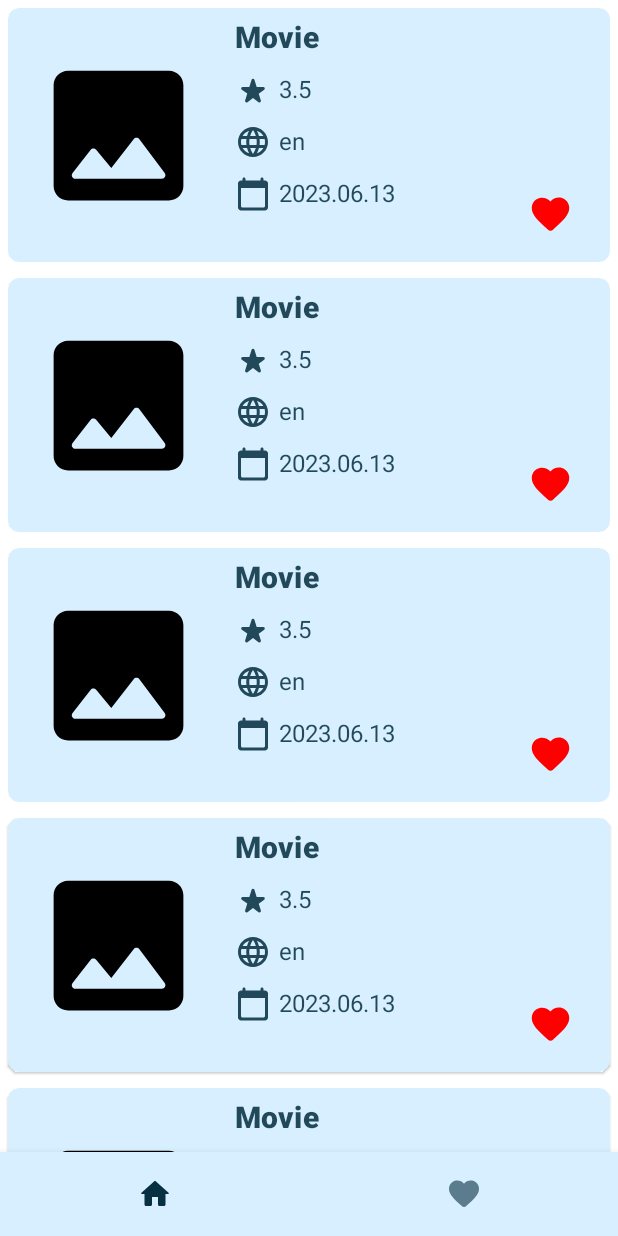
After one commit to pbblerico/MovieAppCompose, an Android app built with Jetpack Compose: the MainScreen screen opened through its navigation route, on a phone screen of 412 x 824 dp. The commit adds this screen. Run offline under Robolectric (Android 15) with nearby library versions, the phone set to English and light mode, and no system bars.

Commit message:
Navigation update

```diff
--- a/app/src/main/java/com/example/movieappcompose/Authorization.kt
+++ b/app/src/main/java/com/example/movieappcompose/Authorization.kt
@@ -1,104 +1,191 @@
 package com.example.movieappcompose
 
 import androidx.compose.foundation.BorderStroke
+import androidx.compose.foundation.background
 import androidx.compose.foundation.border
-import androidx.compose.foundation.layout.Column
-import androidx.compose.foundation.layout.fillMaxWidth
-import androidx.compose.foundation.layout.padding
+import androidx.compose.foundation.layout.*
 import androidx.compose.foundation.shape.RoundedCornerShape
+import androidx.compose.foundation.text.KeyboardActions
+import androidx.compose.foundation.text.KeyboardOptions
 import androidx.compose.material.*
 import androidx.compose.material.icons.Icons
+import androidx.compose.material.icons.filled.Error
 import androidx.compose.material.icons.filled.Visibility
 import androidx.compose.material.icons.filled.VisibilityOff
 import androidx.compose.material.icons.rounded.Cancel
 import androidx.compose.material.icons.rounded.Email
+import androidx.compose.material.icons.rounded.Lock
 import androidx.compose.material.icons.rounded.Password
 import androidx.compose.runtime.*
 import androidx.compose.runtime.saveable.rememberSaveable
+import androidx.compose.ui.Alignment
 import androidx.compose.ui.Modifier
 import androidx.compose.ui.graphics.Brush
+import androidx.compose.ui.graphics.Color
 import androidx.compose.ui.graphics.vector.ImageVector
+import androidx.compose.ui.modifier.modifierLocalConsumer
+import androidx.compose.ui.text.input.ImeAction
+import androidx.compose.ui.text.input.PasswordVisualTransformation
+import androidx.compose.ui.text.input.VisualTransformation
 import androidx.compose.ui.tooling.preview.Preview
 import androidx.compose.ui.unit.dp
+import com.example.movieappcompose.composables.CustomTextField
 import com.example.movieappcompose.ui.theme.Teal200
 import com.example.movieappcompose.ui.theme.base
 import com.example.movieappcompose.ui.theme.dark
 
-@Composable
-fun InputFields(label: String = "", initialText: String = "", imageVector: ImageVector = Icons.Rounded.Password) {
-    var text by remember {
-        mutableStateOf(initialText)
-    }
-
-    TextField(
-        value = text,
-        onValueChange = {text = it},
-        label = {Text(text = label)},
-        singleLine = true,
-        leadingIcon = {Icon(imageVector = imageVector, "", tint = base)},
-        modifier = Modifier
-            .padding(5.dp)
-            .border(
-                BorderStroke(
-                    width = 4.dp,
-                    brush = Brush.horizontalGradient(listOf(Teal200, base))
-                ), shape = RoundedCornerShape(8.dp)
-            )
-            .fillMaxWidth(),
-        trailingIcon = {
-            IconButton(onClick = {text = "" }) {
-                Icon(imageVector = Icons.Rounded.Cancel, "delete", tint = dark)
-            }
-        },
-    )
-}
+//@Composable
+//fun InputFields(label: String = "", imageVector: ImageVector = Icons.Rounded.Password) {
+//    var text by remember {
+//        mutableStateOf("")
+//    }
+//
+//    TextField(
+//        value = text,
+//        onValueChange = { text = it },
+//        label = { Text(text = label) },
+//        singleLine = true,
+//        leadingIcon = { Icon(imageVector = imageVector, "", tint = base) },
+//        modifier = Modifier
+//            .padding(5.dp)
+//            .border(
+//                BorderStroke(
+//                    width = 4.dp,
+//                    brush = Brush.horizontalGradient(listOf(Teal200, base))
+//                ), shape = RoundedCornerShape(8.dp)
+//            )
+//            .fillMaxWidth(),
+//        trailingIcon = {
+//            IconButton(onClick = { text = "" }) {
+//                Icon(imageVector = Icons.Rounded.Cancel, "delete", tint = dark)
+//            }
+//        },
+//    )
+//}
+//
+//@Composable
+//fun PasswordField() {
+//    var showPassword by rememberSaveable { mutableStateOf(false) }
+//    var password by rememberSaveable { mutableStateOf("") }
+//
+//    TextField(
+//        value = password,
+//        onValueChange = { password = it },
+//        label = { Text(text = "Password") },
+//        singleLine = true,
+//        leadingIcon = { Icon(imageVector = Icons.Rounded.Password, "", tint = base) },
+//        modifier = Modifier
+//            .padding(5.dp)
+//            .border(
+//                BorderStroke(
+//                    width = 4.dp,
+//                    brush = Brush.horizontalGradient(listOf(Teal200, base))
+//                ), shape = RoundedCornerShape(8.dp)
+//            )
+//            .fillMaxWidth(),
+//        visualTransformation = if (showPassword) {
+//            VisualTransformation.None
+//        } else {
+//            PasswordVisualTransformation()
+//        },
+//        trailingIcon = {
+//            val icon = if (showPassword) Icons.Filled.Visibility else Icons.Filled.VisibilityOff
+//            IconButton(onClick = { showPassword = !showPassword }) {
+//                Icon(imageVector = icon, "", tint = dark)
+//            }
+//        },
+//    )
+//}
 
 @Composable
-fun PasswordField() {
-    var showPassword by rememberSaveable { mutableStateOf(false) }
-    var password by rememberSaveable { mutableStateOf("") }
+fun AuthForm() {
+    Column(
+        modifier = Modifier
+            .padding(horizontal = 8.dp)
+            .imePadding()
+    ) {
+        var email by rememberSaveable { mutableStateOf("") }
+        var password by rememberSaveable { mutableStateOf("") }
 
-    TextField(
-        value = password,
-        onValueChange = {password = it},
-        label = {Text(text = "Password")},
-        singleLine = true,
-        leadingIcon = {Icon(imageVector = Icons.Rounded.Password, "", tint = base)},
-        modifier = Modifier
-            .padding(5.dp)
-            .border(
-                BorderStroke(
-                    width = 4.dp,
-                    brush = Brush.horizontalGradient(listOf(Teal200, base))
-                ), shape = RoundedCornerShape(8.dp)
+        CustomTextField(
+            value = email,
+            onValueChange = { email = it },
+            label = "Email",
+            leadingIconImageVector = Icons.Rounded.Email,
+            keyboardOptions = KeyboardOptions(
+                imeAction = ImeAction.Next
             )
-            .fillMaxWidth(),
-        trailingIcon = {
-            val icon = if (showPassword) Icons.Filled.Visibility else Icons.Filled.VisibilityOff
-            IconButton(onClick = {showPassword != showPassword}) {
-                Icon(imageVector = icon, "", tint = dark)
-            }
-        },
-    )
-}
-
-@Composable
-fun Login() {
-    Column(
-        modifier = Modifier.padding(horizontal = 8.dp)
-    ) {
-        InputFields("Email", "example@mail.ru", Icons.Rounded.Email)
-        InputFields("Password", "", Icons.Rounded.Password)
+        )
+        CustomTextField(
+            value = password,
+            onValueChange = { password = it},
+            label = "Password",
+            leadingIconImageVector = Icons.Rounded.Lock,
+            keyboardOptions = KeyboardOptions(
+                imeAction = ImeAction.Done
+            )
+        )
     }
 }
 
 @Composable
-fun SignUp() {
+fun AuthPage(isLogin: Boolean, login: () -> Unit, signUp: () -> Unit) {
+    Column (
+        modifier = Modifier
+            .fillMaxSize()
+            .padding(horizontal = 25.dp)
+            .padding(vertical = 180.dp)
+            .background(
+                brush = Brush.horizontalGradient(listOf(Teal200, base)),
+                shape = RoundedCornerShape(16.dp)
+            )
+            .border(
+                BorderStroke(
+                    width = 2.dp,
+                    color = Color.Black
+                ),
+                shape = RoundedCornerShape(16.dp)
+            ),
+        horizontalAlignment = Alignment.CenterHorizontally,
+        verticalArrangement = Arrangement.Center
+            ) {
+            Text(text = if (isLogin) "Log In" else "Sign Up", style = MaterialTheme.typography.h3, modifier = Modifier.padding(bottom = 30.dp))
+            AuthForm()
+            CustomAuthButton(
+                text = if (isLogin) "Log In" else "Sign Up",
+                action = if(isLogin) login else signUp
+            )
+            CustomAuthButton(
+                text = if (!isLogin) "Log In" else "Sign Up",
+                action = if(!isLogin) login else signUp
+            )
+    }
+}
 
+@Composable
+fun CustomAuthButton(text: String, action: () -> Unit) {
+    Button(
+        onClick = { action.invoke() },
+        modifier = Modifier
+            .fillMaxWidth(0.9f)
+            .padding(vertical = 8.dp)
+    ){
+        Text(text)
+    }
+}
+
+@Composable
+fun LoginPage(login: () -> Unit, signUp: () -> Unit) {
+    AuthPage(isLogin = true, login, signUp)
+}
+
+@Composable
+fun SignUpPage(login: () -> Unit, signUp: () -> Unit) {
+    AuthPage(isLogin = false, login, signUp)
 }
 
 @Preview(showBackground = true)
 @Composable
 fun Preview() {
-    Login()
+    SignUpPage({}, {})
 }
--- a/app/src/main/java/com/example/movieappcompose/MainActivity.kt
+++ b/app/src/main/java/com/example/movieappcompose/MainActivity.kt
@@ -22,6 +22,8 @@ import androidx.compose.ui.res.stringResource
 import androidx.compose.ui.text.font.FontWeight
 import androidx.compose.ui.tooling.preview.Preview
 import androidx.compose.ui.unit.dp
+import androidx.navigation.compose.rememberNavController
+import com.example.movieappcompose.graphs.RootNavGraph
 import com.example.movieappcompose.ui.theme.MovieAppComposeTheme
 
 class MainActivity : ComponentActivity() {
@@ -31,8 +33,10 @@ class MainActivity : ComponentActivity() {
             MovieAppComposeTheme {
 //                MyApp(modifier = Modifier.fillMaxSize())
 //                MovieList()
-                Login()
-
+//                LoginPage()
+                val navController = rememberNavController()
+//                Navigation(navController)
+                RootNavGraph(navController = navController)
             }
 
         }
--- /dev/null
+++ b/app/src/main/java/com/example/movieappcompose/MainBottomNavigation.kt
@@ -0,0 +1,30 @@
+package com.example.movieappcompose
+
+import androidx.compose.material.BottomNavigation
+import androidx.compose.material.BottomNavigationItem
+import androidx.compose.material.Icon
+import androidx.compose.material.Text
+import androidx.compose.runtime.Composable
+import androidx.compose.runtime.getValue
+import androidx.navigation.NavDestination.Companion.hierarchy
+import androidx.navigation.NavHostController
+import androidx.navigation.compose.currentBackStackEntryAsState
+
+@Composable
+fun MainBottomBarNav(
+    navController: NavHostController,
+    items: List<BottomBarScreen>
+) {
+    val navBackStackEntry by navController.currentBackStackEntryAsState()
+    val currentDestination = navBackStackEntry?.destination
+
+    BottomNavigation {
+        items.forEach { screen ->
+            BottomNavigationItem(
+                icon = { Icon(screen.icon, "")},
+                selected = currentDestination?.hierarchy?.any {
+                    it.route == screen.route } == true,
+                onClick = { navController.navigate(screen.route) })
+        }
+    }
+}
--- a/app/src/main/java/com/example/movieappcompose/Movie.kt
+++ b/app/src/main/java/com/example/movieappcompose/MovieList.kt
@@ -1,6 +1,7 @@
 package com.example.movieappcompose
 
 import androidx.compose.foundation.Image
+import androidx.compose.foundation.clickable
 import androidx.compose.foundation.layout.*
 import androidx.compose.foundation.lazy.LazyColumn
 import androidx.compose.foundation.lazy.items
@@ -21,26 +22,40 @@ import com.example.movieappcompose.models.Movie
 @Composable
 @Preview(showBackground = true)
 fun MoviePreview() {
-    MovieList()
+//    MovieList()
 }
 
+@Composable
+fun MainMovieList(onClick: (id: String) -> Unit) {
+    MovieList(onClick = onClick, isFavouriteList = false)
+}
 
 @Composable
-fun MovieList(movies: List<Movie> = List(100) {Movie()}) {
+fun FavouriteMovieList(onClick: (id: String) -> Unit) {
+    MovieList(onClick = onClick, isFavouriteList = true)
+}
+
+@Composable
+fun MovieList(
+    movies: List<Movie> = List(100) {Movie()},
+    onClick: (id: String) -> Unit,
+    isFavouriteList: Boolean
+) {
     LazyColumn{
         items(items = movies) {movie ->
-            Movie(movie)
+            MovieCard(movie, onClick, isFavouriteList)
         }
     }
 }
 
 @Composable
-fun Movie(movie: Movie) {
+fun MovieCard(movie: Movie, onClick: (id: String) -> Unit, isFavouriteList: Boolean) {
     Card(
         modifier = Modifier
             .fillMaxWidth()
             .height(180.dp)
-            .padding(5.dp),
+            .padding(5.dp)
+            .clickable { onClick.invoke(movie.title) },
         shape = RoundedCornerShape(8.dp),
         backgroundColor = MaterialTheme.colors.primary
             ) {
@@ -56,14 +71,13 @@ fun Movie(movie: Movie) {
                     .height(160.dp)
             )
             Spacer(modifier = Modifier.width(20.dp))
-            MovieInfo(movie = movie, false)
-
+            MovieCardInfo(movie = movie, isFavouriteList, onClick)
         }
     }
 }
 
 @Composable
-fun MovieInfo(movie: Movie, boolean: Boolean) {
+fun MovieCardInfo(movie: Movie, isFavouriteList: Boolean, onClick: (id: String) -> Unit) {
     Column(
         modifier = Modifier.fillMaxSize()
     ){
@@ -81,16 +95,16 @@ fun MovieInfo(movie: Movie, boolean: Boolean) {
             horizontalArrangement = Arrangement.SpaceBetween
         ) {
             Column {
-                iconAndText(imageVector = Icons.Rounded.StarRate, text = movie.rating.toString())
-                iconAndText(imageVector = Icons.Rounded.Language, text = movie.language)
-                iconAndText(imageVector = Icons.Rounded.CalendarToday, text = movie.dateRelease)
+                CustomIconText(imageVector = Icons.Rounded.StarRate, text = movie.rating.toString())
+                CustomIconText(imageVector = Icons.Rounded.Language, text = movie.language)
+                CustomIconText(imageVector = Icons.Rounded.CalendarToday, text = movie.dateRelease)
             }
             IconButton(
-                onClick = { /*TODO*/ },
+                onClick = { onClick.invoke(movie.title) },
                 modifier = Modifier.align(Alignment.Bottom)
             ) {
                 Icon(
-                    imageVector = if (boolean) Icons.Rounded.Favorite else Icons.Rounded.Delete,
+                    imageVector = if (isFavouriteList) Icons.Rounded.Delete else Icons.Rounded.Favorite,
                     contentDescription = "",
                     modifier = Modifier.size(30.dp),
                     tint = Color.Red
@@ -100,8 +114,9 @@ fun MovieInfo(movie: Movie, boolean: Boolean) {
     }
 }
 
+
 @Composable
-fun iconAndText(imageVector: ImageVector, text: String) {
+fun CustomIconText(imageVector: ImageVector, text: String) {
     Row(
         verticalAlignment = Alignment.CenterVertically,
         modifier = Modifier.padding(vertical = 5.dp)
--- /dev/null
+++ b/app/src/main/java/com/example/movieappcompose/composables/CustomElements.kt
@@ -0,0 +1,100 @@
+package com.example.movieappcompose.composables
+
+import androidx.compose.foundation.BorderStroke
+import androidx.compose.foundation.border
+import androidx.compose.foundation.layout.*
+import androidx.compose.foundation.shape.RoundedCornerShape
+import androidx.compose.foundation.text.KeyboardActions
+import androidx.compose.foundation.text.KeyboardOptions
+import androidx.compose.material.*
+import androidx.compose.material.icons.Icons
+import androidx.compose.material.icons.filled.Error
+import androidx.compose.material.icons.filled.Visibility
+import androidx.compose.material.icons.filled.VisibilityOff
+import androidx.compose.runtime.Composable
+import androidx.compose.ui.Alignment
+import androidx.compose.ui.Modifier
+import androidx.compose.ui.graphics.Brush
+import androidx.compose.ui.graphics.vector.ImageVector
+import androidx.compose.ui.text.input.PasswordVisualTransformation
+import androidx.compose.ui.text.input.VisualTransformation
+import androidx.compose.ui.unit.dp
+import com.example.movieappcompose.ui.theme.Teal200
+import com.example.movieappcompose.ui.theme.base
+
+@Composable
+fun CustomTextField(
+    value: String,
+    onValueChange: (String) -> Unit,
+    label: String = "",
+    leadingIconImageVector: ImageVector,
+    leadingIconDescription: String = "",
+    isPassword: Boolean = false,
+    isPasswordVisible: Boolean = false,
+    onVisibilityChange: (Boolean) -> Unit = {},
+    keyboardOptions: KeyboardOptions = KeyboardOptions.Default,
+    keyboardActions: KeyboardActions = KeyboardActions.Default,
+    showError: Boolean = false,
+    errorMessage: String = ""
+) {
+    Column(
+        modifier = Modifier.fillMaxWidth(),
+        horizontalAlignment = Alignment.CenterHorizontally,
+        verticalArrangement = Arrangement.Center
+    ) {
+        TextField(
+            value = value,
+            onValueChange = { onValueChange(it) },
+            label = { Text(label) },
+            modifier = Modifier
+                .fillMaxWidth()
+                .padding(bottom = 10.dp)
+                .border(
+                    BorderStroke(
+                        width = 4.dp,
+                        brush = Brush.horizontalGradient(listOf(Teal200, base))
+                    ), shape = RoundedCornerShape(8.dp)
+                ),
+            leadingIcon = {
+                Icon(
+                    imageVector = leadingIconImageVector,
+                    contentDescription = leadingIconDescription,
+                    tint = if (showError) MaterialTheme.colors.error else MaterialTheme.colors.onSurface
+                )
+            },
+            isError = showError,
+            trailingIcon = {
+                if (showError && !isPassword) Icon(
+                    imageVector = Icons.Filled.Error,
+                    contentDescription = "Show error icon"
+                )
+                else if (isPassword) {
+                    IconButton(onClick = { onVisibilityChange(!isPassword) }) {
+                        Icon(
+                            imageVector = if (isPasswordVisible) Icons.Default.Visibility else Icons.Default.VisibilityOff,
+                            contentDescription = "Toggle password visibility"
+                        )
+                    }
+                }
+            },
+            visualTransformation = when {
+                isPassword && !isPasswordVisible -> PasswordVisualTransformation()
+                else -> VisualTransformation.None
+            },
+            keyboardOptions = keyboardOptions,
+            keyboardActions = keyboardActions,
+            singleLine = true
+        )
+        if (showError) {
+            Text(
+                text = errorMessage,
+                color = MaterialTheme.colors.error,
+                style = MaterialTheme.typography.caption,
+                modifier = Modifier
+                    .padding(start = 8.dp)
+                    .offset(y = (-8).dp)
+                    .fillMaxWidth(0.9f)
+            )
+        }
+    }
+}
--- /dev/null
+++ b/app/src/main/java/com/example/movieappcompose/graphs/AuthNavGraph.kt
@@ -0,0 +1,30 @@
+package com.example.movieappcompose.graphs
+
+import androidx.compose.runtime.Composable
+import androidx.navigation.NavGraphBuilder
+import androidx.navigation.NavHostController
+import androidx.navigation.compose.composable
+import androidx.navigation.navigation
+import com.example.movieappcompose.LoginPage
+import com.example.movieappcompose.Screen
+import com.example.movieappcompose.SignUpPage
+
+fun NavGraphBuilder.authNavGraph(navController: NavHostController) {
+    navigation(
+        route = Screen.AuthScreen.route,
+        startDestination = Screen.AuthScreen.LoginScreen.route
+    ) {
+        composable(route = Screen.AuthScreen.LoginScreen.route) {
+            LoginPage(
+                login = { navController.navigate(Screen.MainScreen.route) },
+                signUp = { navController.navigate(Screen.AuthScreen.SignUpScreen.route)}
+            )
+        }
+        composable(route = Screen.AuthScreen.SignUpScreen.route) {
+            SignUpPage(
+                login = { navController.navigate(Screen.AuthScreen.LoginScreen.route)},
+                signUp = { navController.navigate(Screen.AuthScreen.LoginScreen.route)}
+            )
+        }
+    }
+}
--- /dev/null
+++ b/app/src/main/java/com/example/movieappcompose/graphs/MainNavGraph.kt
@@ -0,0 +1,27 @@
+package com.example.movieappcompose.graphs
+
+import androidx.compose.runtime.Composable
+import androidx.navigation.NavHostController
+import androidx.navigation.compose.NavHost
+import androidx.navigation.compose.composable
+import com.example.movieappcompose.*
+import com.example.movieappcompose.models.Movie
+
+@Composable
+fun MainNavGraph(navController: NavHostController) {
+    NavHost(
+        navController = navController,
+        route = Screen.MainScreen.route,
+        startDestination = Screen.MainScreen.MovieListScreen.route
+    ) {
+        composable(route = Screen.MainScreen.MovieListScreen.route) {
+            MainMovieList(onClick = {navController.navigate(Screen.MainScreen.MovieDetailScreen.route)})
+        }
+        composable(route = Screen.MainScreen.MovieDetailScreen.route) {
+            MovieDetail(movie = Movie())
+        }
+        composable(route = Screen.MainScreen.MovieFavouriteListScreen.route) {
+            FavouriteMovieList(onClick =  {navController.navigate(Screen.MainScreen.MovieDetailScreen.route)})
+        }
+    }
+}
--- /dev/null
+++ b/app/src/main/java/com/example/movieappcompose/graphs/RootNavGraph.kt
@@ -0,0 +1,21 @@
+package com.example.movieappcompose.graphs
+
+import androidx.compose.runtime.Composable
+import androidx.navigation.NavHostController
+import androidx.navigation.compose.NavHost
+import androidx.navigation.compose.composable
+import com.example.movieappcompose.Screen
+import com.example.movieappcompose.screens.MainScreen
+
+@Composable
+fun RootNavGraph(navController: NavHostController) {
+    NavHost(
+        navController = navController,
+        startDestination = Screen.AuthScreen.route
+    ) {
+        authNavGraph(navController = navController)
+        composable(route = Screen.MainScreen.route) {
+            MainScreen()
+        }
+    }
+}
--- /dev/null
+++ b/app/src/main/java/com/example/movieappcompose/screens/MainScreen.kt
@@ -0,0 +1,29 @@
+package com.example.movieappcompose.screens
+
+import androidx.compose.foundation.layout.Column
+import androidx.compose.foundation.layout.padding
+import androidx.compose.material.Scaffold
+import androidx.compose.runtime.Composable
+import androidx.compose.ui.Modifier
+import androidx.navigation.compose.rememberNavController
+import com.example.movieappcompose.BottomBarScreen
+import com.example.movieappcompose.MainBottomBarNav
+import com.example.movieappcompose.graphs.MainNavGraph
+
+@Composable
+fun MainScreen() {
+    val navController = rememberNavController()
+
+    val bottomNavItems = listOf(
+        BottomBarScreen.Home,
+        BottomBarScreen.Favourite
+    )
+
+    Scaffold(
+        bottomBar = { MainBottomBarNav(navController = navController, items = bottomNavItems)},
+    ) {
+        Column(modifier = Modifier.padding(it)) {
+            MainNavGraph(navController = navController)
+        }
+    }
+}
--- a/build.gradle
+++ b/build.gradle
@@ -1,6 +1,9 @@
 buildscript {
     ext {
         compose_ui_version = '1.2.0'
+    }
+    dependencies {
+        classpath 'com.google.gms:google-services:4.3.15'
     }
 }// Top-level build file where you can add configuration options common to all sub-projects/modules.
 plugins {
```
Also changed, not shown: app/build.gradle (+11 -0 lines), app/src/main/java/com/example/movieappcompose/BottomBarScreen.kt (added, +23 -0 lines), app/src/main/java/com/example/movieappcompose/MovieDetail.kt (added, +86 -0 lines), app/src/main/java/com/example/movieappcompose/Screen.kt (added, +13 -0 lines), 1 other file.
